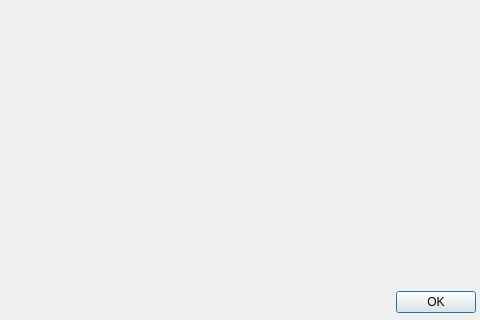
The window that createChartDialog.ui (d4xDFl0w4r/IntroductoryPracticeSem2) describes before a commit, drawn with Qt 5; both pictures show x 164 to 644 and y 190 to 510 of the 644 by 510 pixel window.
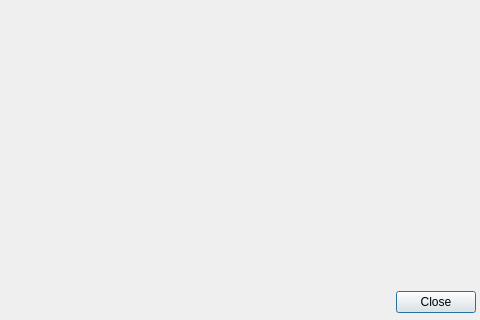
The same window after the commit.

Commit message: Search, edit dialogs

Patch:
```diff
--- a/createChartDialog.ui
+++ b/createChartDialog.ui
@@ -29,7 +29,7 @@
     </rect>
    </property>
    <property name="standardButtons">
-    <set>QDialogButtonBox::Ok</set>
+    <set>QDialogButtonBox::Close</set>
    </property>
   </widget>
   <widget class="QFrame" name="horizontalFrame">
```
The commit also changes 8 other files.
